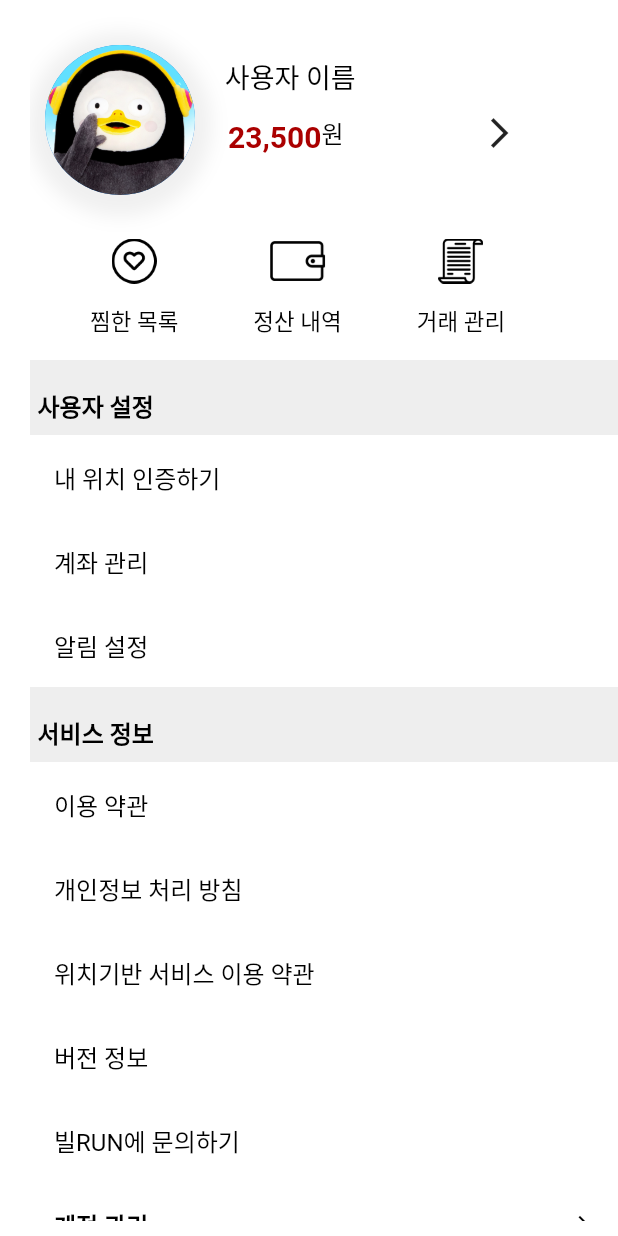
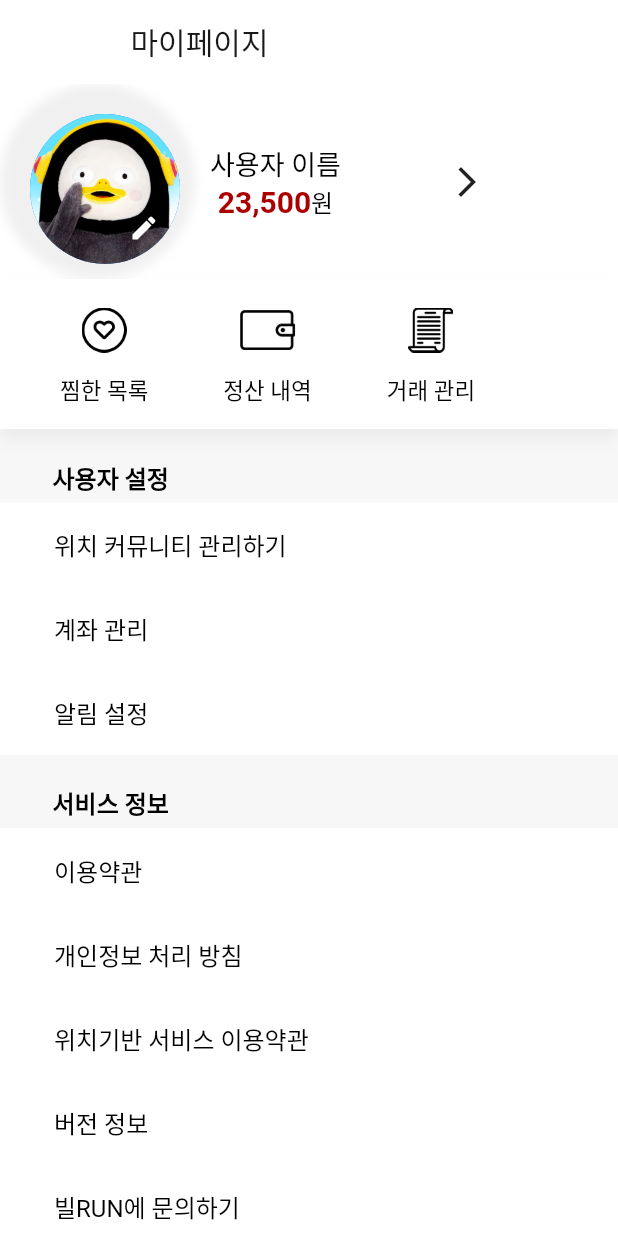
Before and after one commit to SRCdevvv/BillRun, a Flutter app: the MyPageScreen screen opened directly, on a phone screen of 412 x 824 dp. Run offline on Flutter 3.47's test engine with Material 2 defaults, Android fonts, the phone set to English and light mode, and no system bars; our stand-ins replace carousel_slider, get, image_picker, modal_bottom_sheet, timeago; missing offline and left inert: multi_image_picker; network calls fail; Roboto replaces fonts that are missing (NotoSansCJKkr).

Commit message:
Update Mypage Design

```diff
--- a/bilrun/lib/main.dart
+++ b/bilrun/lib/main.dart
@@ -40,26 +40,22 @@ class _MyHomePageState extends State<MyHomePage> {
   int _counter = 0;
 
   final List<Widget> _children = [
-    //noticeBannerWidget(),
-
-   // MyApps(),
-   // ProfileDetailScreen(),
-   // LendMain(),
-   // SelectUniv(),
+    // ProfileDetailScreen(),
+    MyPageScreen(),
+    LendMain(),
+    RentMain(),
+    // SelectUniv(),
     //CertificationPhone(),
     showRegisterDialog(),
-    RentMain(),
-
-
 
     // DialogProductRegister(),
     //ImageUpload(),
     ChatApp(),
 
-   // noticeBannerWidget(),
+    // noticeBannerWidget(),
     //DealManagement(),
 
-    MyPageScreen()
+
   ];
   void _onTap(int index) {
     setState(() {
@@ -76,10 +72,9 @@ class _MyHomePageState extends State<MyHomePage> {
   @override
   Widget build(BuildContext context) {
     return Scaffold(
+      // body: PraticeApp(),
 
-     // body: PraticeApp(),
-
-       body: _children[currentIndex],
+      body: _children[currentIndex],
 
       bottomNavigationBar: BottomNavigationBar(
           unselectedItemColor: Color(0xff999999),
@@ -136,7 +131,6 @@ class _MyHomePageState extends State<MyHomePage> {
               label: '마이페이지',
             ),
           ]),
-
     );
   }
 }
--- a/bilrun/lib/screens/mypage/mypage_screen.dart
+++ b/bilrun/lib/screens/mypage/mypage_screen.dart
@@ -16,74 +16,107 @@ class _MyPageScreenState extends State<MyPageScreen> {
   @override
   Widget build(BuildContext context) {
     return Scaffold(
+      appBar: AppBar(
+        backgroundColor: Colors.white,
+        elevation: 0,
+        title: Padding(
+          padding: EdgeInsets.fromLTRB(15, 0, 0, 0),
+          child: // 마이페이지
+              Text("마이페이지",
+                  style: const TextStyle(
+                      color: const Color(0xff191919),
+                      fontWeight: FontWeight.w400,
+                      fontFamily: "NotoSansCJKkr",
+                      fontStyle: FontStyle.normal,
+                      fontSize: 20.0),
+                  textAlign: TextAlign.left),
+        ),
+      ),
       backgroundColor: Colors.white,
       body: SafeArea(
-        child: Padding(
-          padding: const EdgeInsets.fromLTRB(20, 10, 0, 10),
-          child: ListView(
+        child: Stack(
+          children: [
+            Container(
+              color: mypageGrey,
+            ),
+            Container(
+              child: SingleChildScrollView(
+                child: Column(
+                  crossAxisAlignment: CrossAxisAlignment.start,
+                  children: [
+                    //프로
+                    Container(
+                      width: Get.width,
+                      //height: 140,
+                      decoration: BoxDecoration(color: const Color(0xffffffff)),
+                      child: Row(
                         children: <Widget>[
-              Row(children: <Widget>[
+                          //TODO 프로필 사진 바꾸기
                           Stack(children: [
                             Container(
-                    padding: const EdgeInsets.fromLTRB(10, 20, 10, 10),
+                              padding:
+                                  const EdgeInsets.fromLTRB(20, 20, 10, 10),
                               decoration: BoxDecoration(
                                 color: Colors.transparent,
                                 shape: BoxShape.circle,
+                                //TODO 사진 그림자로 바꾸기
                                 boxShadow: [
                                   BoxShadow(
-                            blurRadius: 10,
-                            color: Colors.grey[300].withOpacity(0.5),
-                            spreadRadius: 1,
-                            offset: Offset(0, 8),
-                          )
-                        ]),
+                                      color: const Color(0x0f000000),
+                                      offset: Offset(0, 0),
+                                      blurRadius: 5,
+                                      spreadRadius: 0)
+                                ],
+                              ),
                               child: CircleAvatar(
                                 radius: 50.0,
-                      backgroundImage: AssetImage('assets/images/main_1.jpg'),
+                                backgroundImage:
+                                    AssetImage('assets/images/main_1.jpg'),
                               ),
                             ),
-
-
-
+                            Positioned(
+                                bottom: 10,
+                                right: 10,
+                                child: IconButton(
+                                    icon: Icon(
+                                      Icons.edit,
+                                      size: 20,
+                                      color: Colors.white,
+                                    ),
+                                    onPressed: () {}))
                           ]),
+                          //TODO 닉네임 바꾸기
+                          Padding(
+                            padding: const EdgeInsets.only(left: 10),
+                            child: Column(
+                              crossAxisAlignment: CrossAxisAlignment.start,
+                              children: [
+                                Row(
+                                  children: [
                                     Column(
                                       children: [
-
                                         Container(
-                          padding: const EdgeInsets.fromLTRB(0, 0, 110, 0),
                                           child: Text(
                                             '사용자 이름',
                                             style: TextStyle(
-                                color:  const Color(0xff000000),
+                                                color: const Color(0xff000000),
                                                 fontWeight: FontWeight.w400,
                                                 fontFamily: "NotoSansCJKkr",
-                                fontStyle:  FontStyle.normal,
-                                fontSize: 18.0
+                                                fontStyle: FontStyle.normal,
+                                                fontSize: 18.0),
                                           ),
                                         ),
-                        ),
-
-
                                         Row(
                                           children: [
-                        Container(
-
-
-                          child: Padding(
-                            padding: const EdgeInsets.fromLTRB(12,5,0,0),
-                            child: Text(
-                              '23,500',
+                                            Text("23,500",
                                                 style: TextStyle(
-                                fontSize: 20.0,
                                                     color: mainRed,
                                                     fontWeight: FontWeight.w700,
-                              ),
-                            ),
-                          ),
-                        ),
-                        Padding(
-                          padding: const EdgeInsets.fromLTRB(0, 0, 20, 0),
-                          child: Text(
+                                                    fontFamily: "NotoSansCJKkr",
+                                                    fontStyle: FontStyle.normal,
+                                                    fontSize: 20.0),
+                                                textAlign: TextAlign.left),
+                                            Text(
                                               '원',
                                               style: TextStyle(
                                                 fontSize: 16.0,
@@ -91,31 +124,39 @@ class _MyPageScreenState extends State<MyPageScreen> {
                                                 fontWeight: FontWeight.normal,
                                               ),
                                             ),
-                        ),
-                        Padding(
-                          padding: const EdgeInsets.fromLTRB(60,0,0,0),
-                          child: IconButton(icon:Icon(Icons.arrow_forward_ios) , onPressed: (){
-                            Get.to(ProfileDetailScreen());
-                          }),
-                        )
-
                                           ],
                                         ),
                                       ],
                                     ),
+                                    Padding(
+                                      padding: const EdgeInsets.fromLTRB(
+                                          60, 0, 0, 0),
+                                      child: IconButton(
+                                          icon: Icon(Icons.arrow_forward_ios),
+                                          onPressed: () {
+                                            Get.to(ProfileDetailScreen());
+                                          }),
+                                    ),
+                                  ],
+                                ),
+                              ],
+                            ),
+                          ),
+                        ],
+                      ),
+                    ),
 
-              ]),
-
-              //TODO 빌런지수 구현
-              // Container(
-              //   width: Get.width,
-              //   height: Get.height *0.101 ,
-              //   color: Colors.red,
-              //   child: Text("빌런지수 자리"),
-              // ),
-
-              //동그라미 버튼 세개
-              Row(
+                    Container(
+                      width: Get.width,
+                      height: 100,
+                      decoration: BoxDecoration(boxShadow: [
+                        BoxShadow(
+                            color: const Color(0x0d000000),
+                            offset: Offset(0, 6),
+                            blurRadius: 8,
+                            spreadRadius: 0)
+                      ], color: const Color(0xffffffff)),
+                      child: Row(
                         children: [
                           Flexible(
                             flex: 3,
@@ -123,7 +164,8 @@ class _MyPageScreenState extends State<MyPageScreen> {
                               padding: EdgeInsets.fromLTRB(15, 0, 15, 0),
                               child: Row(children: <Widget>[
                                 Padding(
-                          padding: const EdgeInsets.fromLTRB(25, 15, 25, 15),
+                                  padding:
+                                      const EdgeInsets.fromLTRB(25, 15, 25, 15),
                                   child: Column(
                                     children: <Widget>[
                                       IconButton(
@@ -144,7 +186,8 @@ class _MyPageScreenState extends State<MyPageScreen> {
                                   ),
                                 ),
                                 Padding(
-                          padding: const EdgeInsets.fromLTRB(25, 15, 25, 15),
+                                  padding:
+                                      const EdgeInsets.fromLTRB(25, 15, 25, 15),
                                   child: Column(
                                     children: <Widget>[
                                       IconButton(
@@ -165,7 +208,8 @@ class _MyPageScreenState extends State<MyPageScreen> {
                                   ),
                                 ),
                                 Padding(
-                          padding: const EdgeInsets.fromLTRB(25, 15, 25, 15),
+                                  padding:
+                                      const EdgeInsets.fromLTRB(25, 15, 25, 15),
                                   child: Column(
                                     children: <Widget>[
                                       IconButton(
@@ -192,27 +236,13 @@ class _MyPageScreenState extends State<MyPageScreen> {
                           ),
                         ],
                       ),
+                    ),
 
-              //사용자 메뉴
-
-              Column(
-                children: [
-                  MenuDivider('사용자 설정'),
-                  MypageMenu('내 위치 인증하기', () {}),
-                  MypageMenu('계좌 관리', () {}),
-                  MypageMenu('알림 설정', () {}),
-                  MenuDivider('서비스 정보'),
-                  MypageMenu('이용 약관', () {}),
-                  MypageMenu('개인정보 처리 방침', () {}),
-                  MypageMenu('위치기반 서비스 이용 약관', () {}),
-                  MypageMenu('버전 정보', () {}),
-                  MypageMenu('빌RUN에 문의하기', () {}),
-                  Container(
-                    color: Colors.white,
-                    child: InkWell(
-                      child: ListTile(
-                        title: // 계정 관리
-                            Text("계정 관리",
+                    // 사용자 설정
+                    Padding(
+                      padding: const EdgeInsets.fromLTRB(35, 20, 0, 0),
+                      child: Container(
+                        child: Text("사용자 설정",
                             style: const TextStyle(
                                 color: const Color(0xff000000),
                                 fontWeight: FontWeight.w700,
@@ -220,96 +250,77 @@ class _MyPageScreenState extends State<MyPageScreen> {
                                 fontStyle: FontStyle.normal,
                                 fontSize: 16.0),
                             textAlign: TextAlign.left),
-                        trailing: Icon(Icons.arrow_forward_ios,size: 14, color: Colors.black,),
+                      ),
+                    ),
+
+                    // 받은 평가
+                    Padding(
+                      padding: const EdgeInsets.only(top: 5, bottom: 20),
+                      child: Column(
+                        children: [
+                          MypageMenu("위치 커뮤니티 관리하기", () {}),
+                          MypageMenu('계좌 관리', () {}),
+                          MypageMenu('알림 설정', () {}),
+                        ],
+                      ),
+                    ),
+
+                    Padding(
+                      padding: const EdgeInsets.fromLTRB(35, 0, 0, 0),
+                      child: Text("서비스 정보",
+                          style: const TextStyle(
+                              color: const Color(0xff000000),
+                              fontWeight: FontWeight.w700,
+                              fontFamily: "NotoSansCJKkr",
+                              fontStyle: FontStyle.normal,
+                              fontSize: 16.0),
+                          textAlign: TextAlign.left),
+                    ),
+
+                    // 받은 평가
+                    Padding(
+                      padding: const EdgeInsets.only(top: 5, bottom: 20),
+                      child: Column(
+                        children: [
+                          MypageMenu("이용약관", () {}),
+                          MypageMenu('개인정보 처리 방침', () {}),
+                          MypageMenu('위치기반 서비스 이용약관', () {}),
+                          MypageMenu('버전 정보', () {}),
+                          MypageMenu('빌RUN에 문의하기', () {}),
+                        ],
+                      ),
+                    ),
+
+                    MypageMenu("계정관리", () {}),
+                  ],
                 ),
               ),
             ),
           ],
-              ),
-            ],
-          ),
         ),
       ),
     );
   }
 }
 
-Widget CircleButton(IconData, String title, VoidCallback) {
-  return Padding(
-    padding: const EdgeInsets.fromLTRB(25, 15, 10, 15),
-    child: Column(
-      children: <Widget>[
-        RawMaterialButton(
-          onPressed: VoidCallback,
-          elevation: 0,
-          fillColor: Colors.white,
-          child: Icon(
-            IconData,
-            size: 30.0,
-          ),
-          padding: EdgeInsets.all(15.0),
-          shape: CircleBorder(),
-        ),
-        Padding(
-          padding: const EdgeInsets.fromLTRB(0, 10, 0, 0),
-          child: Text(
-            "$title",
-            style: TextStyle(fontSize: 15, color: Colors.black),
-          ),
-        )
-      ],
-    ),
-  );
-}
-
-Container MenuDivider(String title) {
-  return Container(
-    width: Get.width,
-    height: 50,
-    decoration: BoxDecoration(
-      color: Colors.grey[200],
-      // boxShadow: [
-      //   BoxShadow(
-      //     color: Colors.grey[200],
-      //     spreadRadius: 10,
-      //     blurRadius: 10,
-      //     offset: Offset(10,10),
-      //   ),
-      // ]
-    ),
-    child: Padding(
-      padding: const EdgeInsets.fromLTRB(5, 18, 0, 2),
-      child: Text(
-        '$title',
-        style:TextStyle(
-            color:  const Color(0xff000000),
-            fontWeight: FontWeight.w700,
-            fontFamily: "NotoSansCJKkr",
-            fontStyle:  FontStyle.normal,
-            fontSize: 16.0
-
-        ),
-      ),
-    ),
-  );
-}
-
-Container MypageMenu(String title, GestureTapCallback) {
+Widget MypageMenu(String title, GestureTapCallback) {
   return Container(
     color: Colors.white,
     //margin: EdgeInsets.symmetric(vertical: 10.0,horizontal: 25.0),
     child: InkWell(
         child: ListTile(
-          title: Text(
+          title: Padding(
+            padding: const EdgeInsets.fromLTRB(20, 0, 0, 0),
+            child: Text(
               '$title',
-            style:  TextStyle(
-              color:  const Color(0xff000000),
+              style: TextStyle(
+                  color: const Color(0xff000000),
                   fontWeight: FontWeight.w400,
                   fontFamily: "NotoSansCJKkr",
-            fontStyle:  FontStyle.normal,
-            fontSize: 16.0
+                  fontStyle: FontStyle.normal,
+                  fontSize: 16.0),
+              textAlign: TextAlign.left,
             ),
-      textAlign: TextAlign.left ,
           ),
         ),
         onTap: GestureTapCallback),
```
Also changed, not shown: 4 other files. Lines whose indentation alone changed are shown as unchanged.
